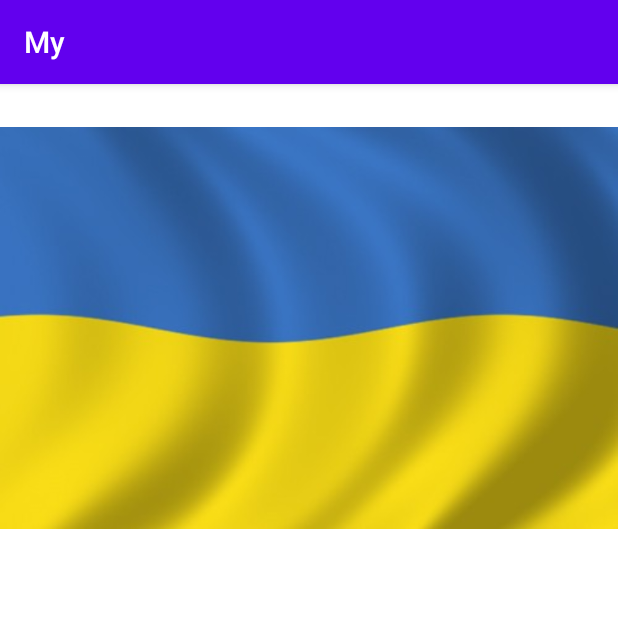
After one commit to zadimx/My, an Android app: the Ukrain screen opened directly, with no data from a screen before it, on a phone screen of 412 x 824 dp, the top half of it. The commit adds this screen. Run offline under Robolectric (Android 15) with nearby library versions, the phone set to English and light mode, and no system bars.

Commit message:
Add activity ukrain + click item

```diff
--- a/app/src/main/AndroidManifest.xml
+++ b/app/src/main/AndroidManifest.xml
@@ -9,6 +9,7 @@
         android:roundIcon="@mipmap/ic_launcher_round"
         android:supportsRtl="true"
         android:theme="@style/Theme.My">
+        <activity android:name=".Ukrain"></activity>
         <activity android:name=".MainActivity">
             <intent-filter>
                 <action android:name="android.intent.action.MAIN" />
--- /dev/null
+++ b/app/src/main/java/com/example/my/Ukrain.java
@@ -0,0 +1,14 @@
+package com.example.my;
+
+import androidx.appcompat.app.AppCompatActivity;
+
+import android.os.Bundle;
+
+public class Ukrain extends AppCompatActivity {
+
+    @Override
+    protected void onCreate(Bundle savedInstanceState) {
+        super.onCreate(savedInstanceState);
+        setContentView(R.layout.activity_ukrain);
+    }
+}
--- a/app/src/main/res/layout/activity_main.xml
+++ b/app/src/main/res/layout/activity_main.xml
@@ -7,11 +7,10 @@
     android:padding="16dp">
     <androidx.recyclerview.widget.RecyclerView
         android:id="@+id/list"
-        android:layout_width="0dp"
-        android:layout_height="0dp"
+        android:layout_width="match_parent"
+        android:layout_height="match_parent"
 
         app:layoutManager="androidx.recyclerview.widget.LinearLayoutManager"
-
         app:layout_constraintLeft_toLeftOf="parent"
         app:layout_constraintRight_toRightOf="parent"
         app:layout_constraintTop_toTopOf="parent"
--- /dev/null
+++ b/app/src/main/res/layout/activity_ukrain.xml
@@ -0,0 +1,16 @@
+<?xml version="1.0" encoding="utf-8"?>
+<androidx.constraintlayout.widget.ConstraintLayout xmlns:android="http://schemas.android.com/apk/res/android"
+    xmlns:app="http://schemas.android.com/apk/res-auto"
+    xmlns:tools="http://schemas.android.com/tools"
+    android:layout_width="match_parent"
+    android:layout_height="match_parent"
+    tools:context=".Ukrain">
+
+    <ImageView
+        android:id="@+id/imageView"
+        android:layout_width="wrap_content"
+        android:layout_height="wrap_content"
+        app:srcCompat="@drawable/ukr"
+        tools:layout_editor_absoluteX="0dp"
+        tools:layout_editor_absoluteY="175dp" />
+</androidx.constraintlayout.widget.ConstraintLayout>
```
Also changed, not shown: app/src/main/java/com/example/my/MainActivity.java (+28 -3 lines), app/src/main/java/com/example/my/StateAdapter.java (+21 -2 lines).
